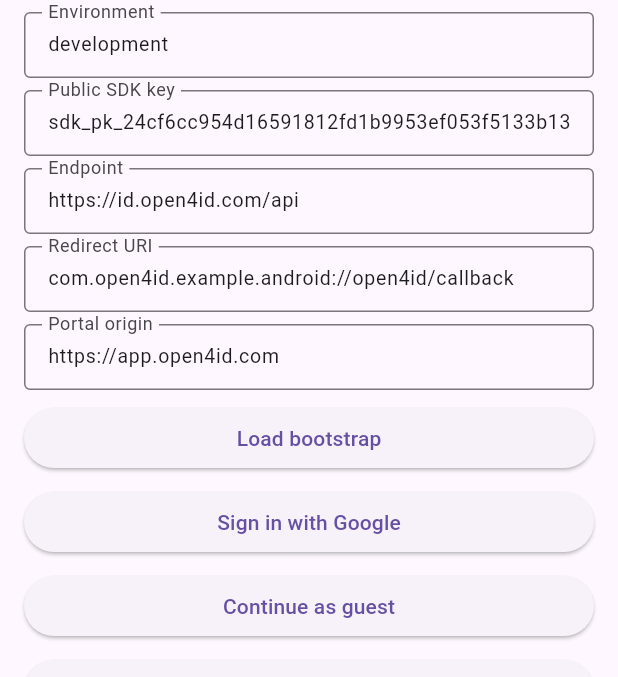
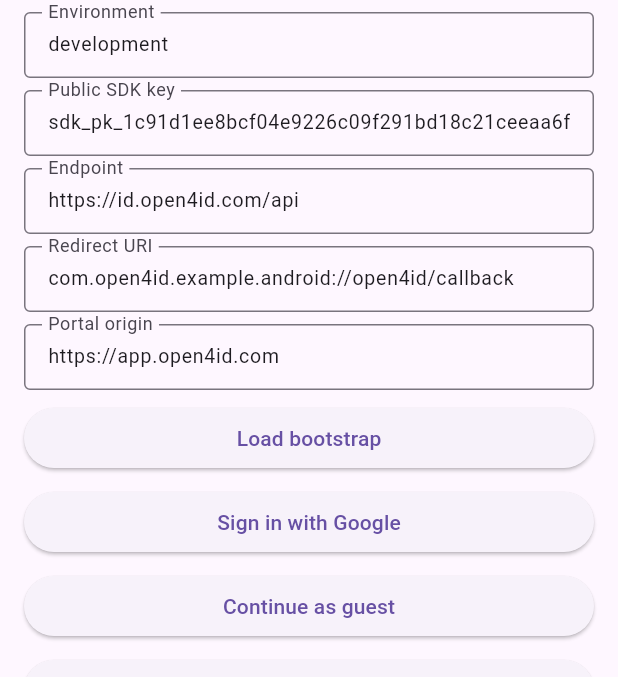
Before and after one commit to open4id-community/flutter-sdk, a Flutter app: the MinimalHome screen opened directly, on a phone screen of 412 x 824 dp, the part 174-851 px from its top. Run offline on Flutter 3.47's test engine with Material 3 defaults, Android fonts, the phone set to English and light mode, and no system bars; missing offline and left inert: open4id_sdk; statements that could not run were skipped.

Commit message:
Sync Flutter examples and documentation

```diff
--- a/examples/flutter-sdk-minimal-ui/lib/main.dart
+++ b/examples/flutter-sdk-minimal-ui/lib/main.dart
@@ -47,7 +47,7 @@ class _MinimalUiHomeState extends State<MinimalUiHome> {
       TextEditingController(text: 'app_4a17c6406abaefdf0d9a705e7175b37c');
   final TextEditingController _envCtrl = TextEditingController(text: 'development');
   final TextEditingController _publicKeyCtrl =
-      TextEditingController(text: 'sdk_pk_24cf6cc954d16591812fd1b9953ef053f5133b13f7cec9ae');
+      TextEditingController(text: 'sdk_pk_1c91d1ee8bcf04e9226c09f291bd18c21ceeaa6f61b34203');
   final TextEditingController _endpointCtrl =
       TextEditingController(text: 'https://id.open4id.com/api');
   final TextEditingController _redirectUriCtrl =
--- a/examples/flutter-sdk-minimal/lib/main.dart
+++ b/examples/flutter-sdk-minimal/lib/main.dart
@@ -46,7 +46,7 @@ class _MinimalHomeState extends State<MinimalHome> {
       text: 'app_4a17c6406abaefdf0d9a705e7175b37c');
   final _environment = TextEditingController(text: 'development');
   final _publicKey = TextEditingController(
-      text: 'sdk_pk_24cf6cc954d16591812fd1b9953ef053f5133b13f7cec9ae');
+      text: 'sdk_pk_1c91d1ee8bcf04e9226c09f291bd18c21ceeaa6f61b34203');
   final _endpoint = TextEditingController(text: 'https://id.open4id.com/api');
   final _redirectUri = TextEditingController(
       text: _isIOS
```
Also changed, not shown: 2 other files.
